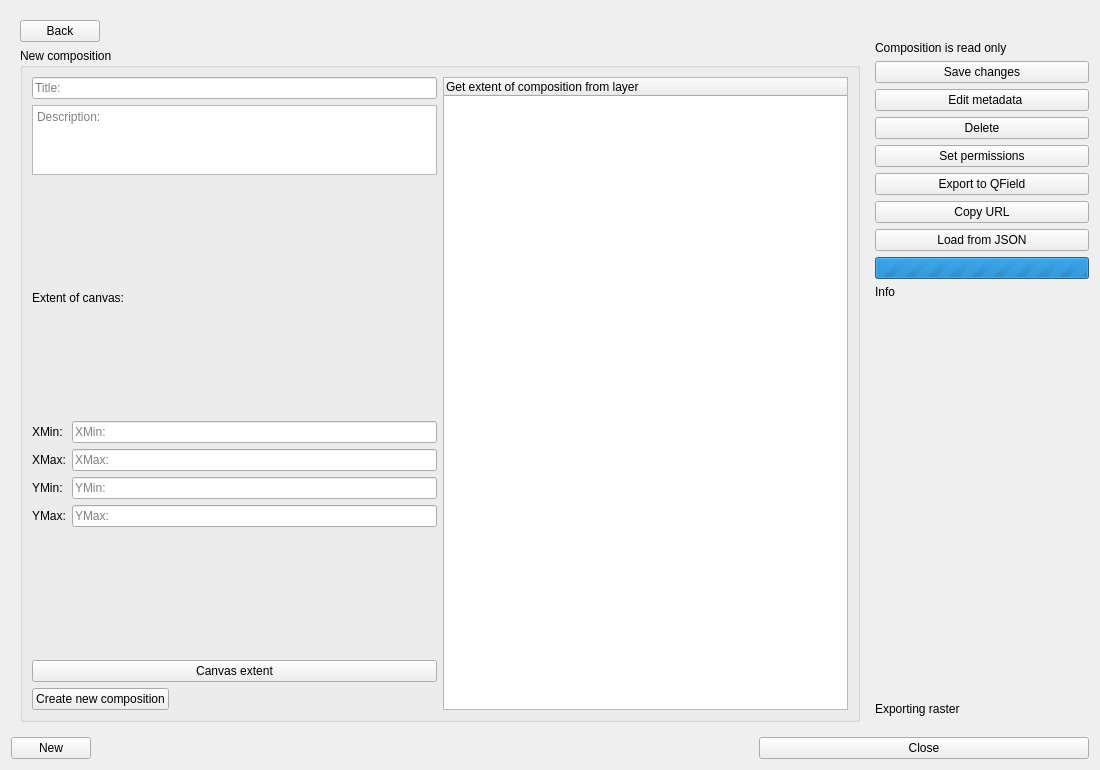
Qt form dlg_currentComposition.ui (LESPROJEKT/qgis-layman-plugin) before a commit.
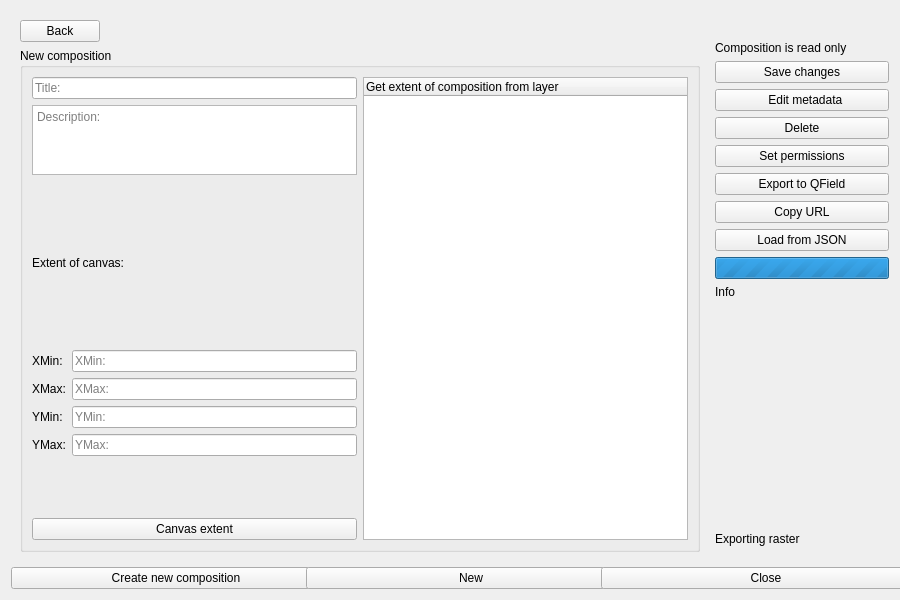
The same form after that commit. The open tabs and pages were chosen to show the change. Icons and pictures are not drawn.

The edit to the form file:
```diff
--- a/dlg_currentComposition.ui
+++ b/dlg_currentComposition.ui
@@ -9,14 +9,14 @@
    <rect>
     <x>0</x>
     <y>0</y>
-    <width>1100</width>
-    <height>770</height>
+    <width>900</width>
+    <height>600</height>
    </rect>
   </property>
   <property name="minimumSize">
    <size>
-    <width>600</width>
-    <height>400</height>
+    <width>500</width>
+    <height>350</height>
    </size>
   </property>
   <property name="maximumSize">
@@ -297,23 +297,6 @@
               </property>
              </widget>
             </item>
-            <item>
-             <widget class="QPushButton" name="pushButton_CreateComposition">
-              <property name="sizePolicy">
-               <sizepolicy hsizetype="Fixed" vsizetype="Fixed">
-                <horstretch>0</horstretch>
-                <verstretch>0</verstretch>
-               </sizepolicy>
-              </property>
-              <property name="text">
-               <string>Create new composition</string>
-              </property>
-              <property name="icon">
-               <iconset>
-                <normaloff>icons/save_ico.png</normaloff>icons/save_ico.png</iconset>
-              </property>
-             </widget>
-            </item>
            </layout>
           </item>
           <item>
@@ -992,8 +975,43 @@
    </item>
    <item>
     <layout class="QHBoxLayout" name="horizontalLayout_bottom">
+     <item>
+      <widget class="QPushButton" name="pushButton_CreateComposition">
+       <property name="sizePolicy">
+        <sizepolicy hsizetype="Preferred" vsizetype="Fixed">
+         <horstretch>0</horstretch>
+         <verstretch>0</verstretch>
+        </sizepolicy>
+       </property>
+       <property name="minimumSize">
+        <size>
+         <width>330</width>
+         <height>0</height>
+        </size>
+       </property>
+       <property name="text">
+        <string>Create new composition</string>
+       </property>
+       <property name="icon">
+        <iconset>
+         <normaloff>icons/save_ico.png</normaloff>icons/save_ico.png</iconset>
+       </property>
+      </widget>
+     </item>
      <item>
       <widget class="QPushButton" name="pushButton_new">
+       <property name="sizePolicy">
+        <sizepolicy hsizetype="Preferred" vsizetype="Fixed">
+         <horstretch>0</horstretch>
+         <verstretch>0</verstretch>
+        </sizepolicy>
+       </property>
+       <property name="minimumSize">
+        <size>
+         <width>330</width>
+         <height>0</height>
+        </size>
+       </property>
        <property name="text">
         <string>New</string>
        </property>
```
